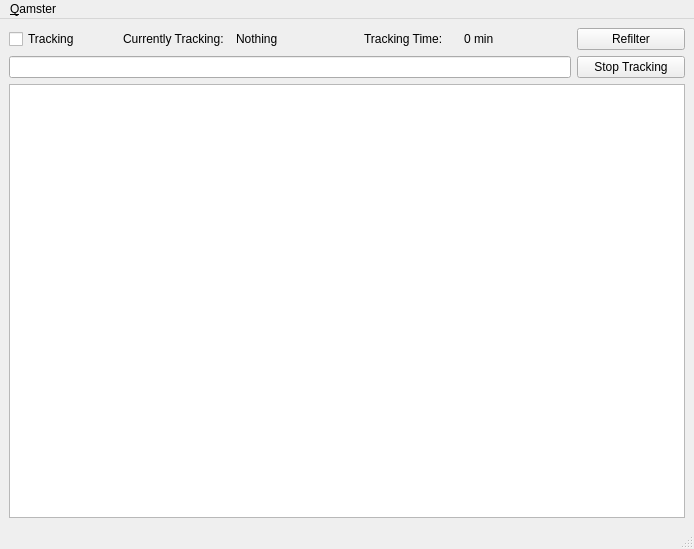
Before: the Qt Designer form ui/qamster.ui in Narfinger/qamster, drawn with Qt 5.
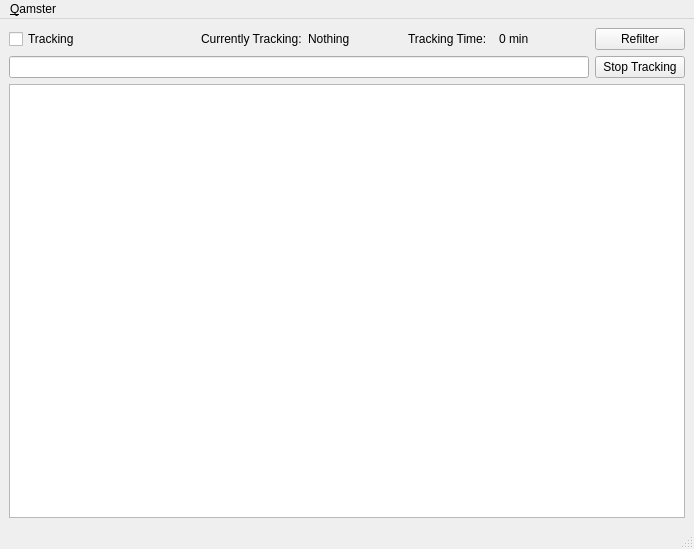
After: the same form once the commit is applied. Icons and pictures are not drawn. Custom widgets are drawn as their Qt base class.

The edit to the form file:
```diff
--- a/ui/qamster.ui
+++ b/ui/qamster.ui
@@ -15,15 +15,26 @@
   </property>
   <widget class="QWidget" name="centralwidget">
    <layout class="QGridLayout" name="gridLayout">
-    <item row="2" column="0" colspan="6">
-     <widget class="TimeTableView" name="tableView">
-      <property name="editTriggers">
-       <set>QAbstractItemView::NoEditTriggers</set>
+    <item row="0" column="6">
+     <widget class="QPushButton" name="refilterButton">
+      <property name="text">
+       <string>Refilter</string>
       </property>
      </widget>
     </item>
-    <item row="1" column="0" colspan="5">
-     <widget class="QLineEdit" name="activityEdit"/>
+    <item row="1" column="6">
+     <widget class="QPushButton" name="stopActivityButton">
+      <property name="text">
+       <string>Stop Tracking</string>
+      </property>
+     </widget>
+    </item>
+    <item row="0" column="3">
+     <widget class="QLabel" name="activityLabel">
+      <property name="text">
+       <string>Nothing</string>
+      </property>
+     </widget>
     </item>
     <item row="0" column="0">
      <widget class="QCheckBox" name="checkBox">
@@ -32,45 +43,41 @@
       </property>
      </widget>
     </item>
-    <item row="1" column="5">
-     <widget class="QPushButton" name="stopActivityButton">
+    <item row="0" column="2">
+     <widget class="QLabel" name="label">
       <property name="text">
-       <string>Stop Tracking</string>
+       <string>Currently Tracking:</string>
       </property>
      </widget>
     </item>
-    <item row="0" column="3" alignment="Qt::AlignHCenter">
+    <item row="1" column="0" colspan="6">
+     <widget class="QLineEdit" name="activityEdit"/>
+    </item>
+    <item row="0" column="4" alignment="Qt::AlignHCenter">
      <widget class="QLabel" name="label_2">
       <property name="text">
        <string>Tracking Time:</string>
       </property>
      </widget>
     </item>
-    <item row="0" column="4">
+    <item row="2" column="0" colspan="7">
+     <widget class="TimeTableView" name="tableView">
+      <property name="editTriggers">
+       <set>QAbstractItemView::NoEditTriggers</set>
+      </property>
+     </widget>
+    </item>
+    <item row="0" column="5">
      <widget class="QLabel" name="timeLabel">
       <property name="text">
        <string>0 min</string>
       </property>
      </widget>
     </item>
-    <item row="0" column="2">
-     <widget class="QLabel" name="activityLabel">
-      <property name="text">
-       <string>Nothing</string>
-      </property>
-     </widget>
-    </item>
-    <item row="0" column="5">
-     <widget class="QPushButton" name="refilterButton">
-      <property name="text">
-       <string>Refilter</string>
-      </property>
-     </widget>
-    </item>
     <item row="0" column="1">
-     <widget class="QLabel" name="label">
+     <widget class="QLabel" name="iconLabel">
       <property name="text">
-       <string>Currently Tracking:</string>
+       <string/>
       </property>
      </widget>
     </item>
```
Left out of the diff: 10 changed lines with no effect on the pictures.
